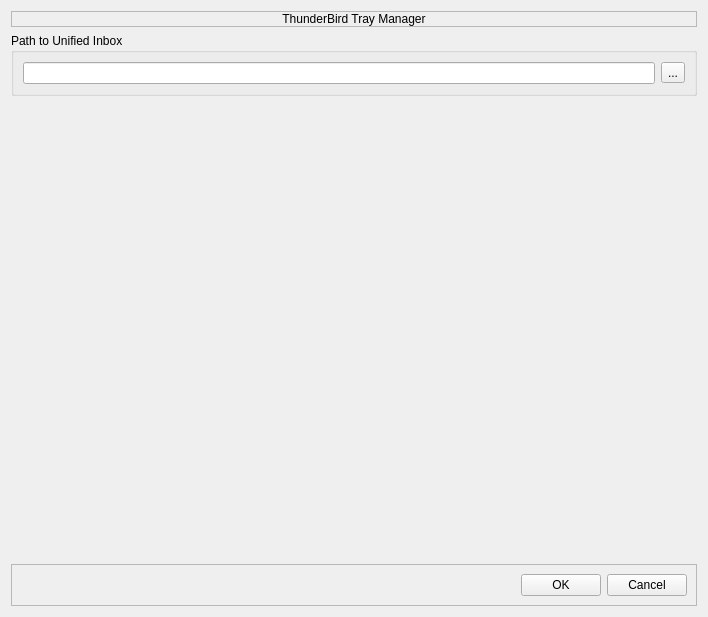
Qt form tbtrayui.ui (JackDinn/tbtray) before a commit.
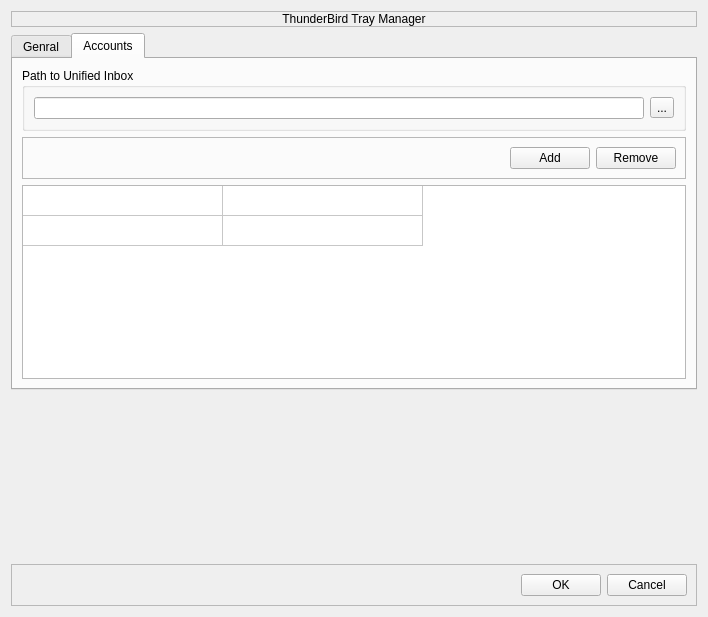
The same form after that commit. Icons and pictures are not drawn.

```diff
--- a/tbtrayui.ui
+++ b/tbtrayui.ui
@@ -41,6 +41,22 @@
     </widget>
    </item>
    <item>
+    <widget class="QTabWidget" name="tabWidget">
+     <property name="currentIndex">
+      <number>1</number>
+     </property>
+     <widget class="QWidget" name="tab">
+      <attribute name="title">
+       <string>Genral</string>
+      </attribute>
+      <layout class="QVBoxLayout" name="verticalLayout_3"/>
+     </widget>
+     <widget class="QWidget" name="tab_2">
+      <attribute name="title">
+       <string>Accounts</string>
+      </attribute>
+      <layout class="QVBoxLayout" name="verticalLayout_2">
+       <item>
     <widget class="QGroupBox" name="groupBox">
      <property name="title">
       <string>Path to Unified Inbox</string>
@@ -57,6 +73,75 @@
        </widget>
       </item>
      </layout>
+        </widget>
+       </item>
+       <item>
+        <widget class="QFrame" name="frame_2">
+         <property name="frameShape">
+          <enum>QFrame::StyledPanel</enum>
+         </property>
+         <property name="frameShadow">
+          <enum>QFrame::Raised</enum>
+         </property>
+         <layout class="QHBoxLayout" name="horizontalLayout_3">
+          <item>
+           <spacer name="horizontalSpacer_2">
+            <property name="orientation">
+             <enum>Qt::Horizontal</enum>
+            </property>
+            <property name="sizeHint" stdset="0">
+             <size>
+              <width>40</width>
+              <height>20</height>
+             </size>
+            </property>
+           </spacer>
+          </item>
+          <item>
+           <widget class="QPushButton" name="pushButton_add">
+            <property name="text">
+             <string>Add</string>
+            </property>
+           </widget>
+          </item>
+          <item>
+           <widget class="QPushButton" name="pushButton_remove">
+            <property name="text">
+             <string>Remove</string>
+            </property>
+           </widget>
+          </item>
+         </layout>
+        </widget>
+       </item>
+       <item>
+        <widget class="QTableWidget" name="tableWidget">
+         <property name="rowCount">
+          <number>2</number>
+         </property>
+         <property name="columnCount">
+          <number>2</number>
+         </property>
+         <attribute name="horizontalHeaderVisible">
+          <bool>false</bool>
+         </attribute>
+         <attribute name="horizontalHeaderCascadingSectionResizes">
+          <bool>false</bool>
+         </attribute>
+         <attribute name="horizontalHeaderMinimumSectionSize">
+          <number>200</number>
+         </attribute>
+         <attribute name="verticalHeaderVisible">
+          <bool>false</bool>
+         </attribute>
+         <row/>
+         <row/>
+         <column/>
+         <column/>
+        </widget>
+       </item>
+      </layout>
+     </widget>
     </widget>
    </item>
    <item>
```
Left out of the diff: 2 changed lines with no effect on the pictures. Lines whose indentation alone changed are shown as unchanged.
